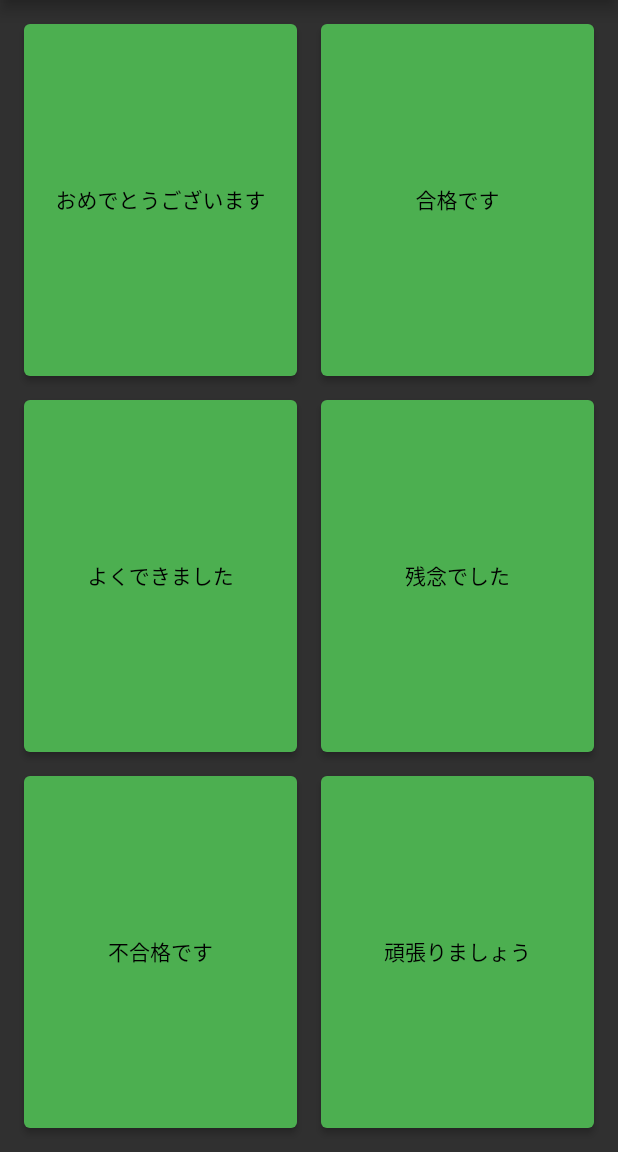
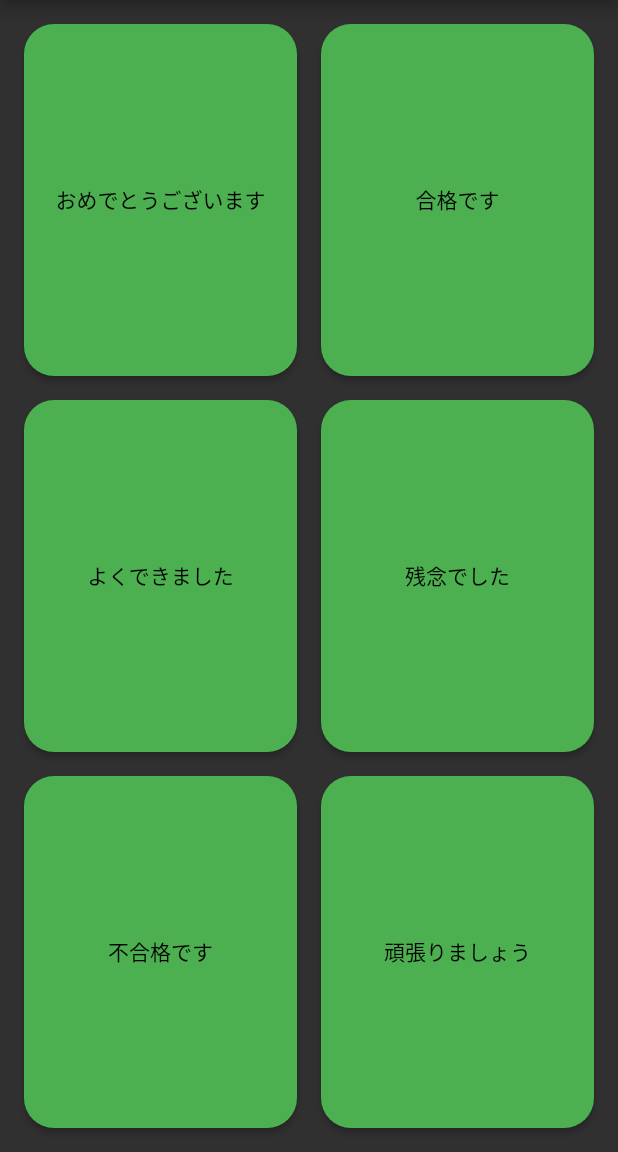
Before and after one commit to NaoyaOgura0828/straight_machine, a Flutter app: the screen it shows after launch, on a phone screen of 412 x 824 dp, the part 84-1236 px from its top. Run offline on Flutter 3.47's test engine with Material 2 defaults, Android fonts, the light colour scheme and no system bars; missing offline and left inert: soundpool.

Commit message:
ボタンの四隅を角丸に変更

```diff
--- a/lib/screens/home_screen.dart
+++ b/lib/screens/home_screen.dart
@@ -38,7 +38,7 @@ class _HomeScreenState extends State<HomeScreen> {
   }
 
   Future<void> _initSounds() async {
-    try{
+    try {
       _soundpool = Soundpool.fromOptions();
 
       /* サウンドリスト */
@@ -51,11 +51,10 @@ class _HomeScreenState extends State<HomeScreen> {
 
       print('initSounds終わり == 効果音ロード完了');
       setState(() {}); // ここでinitSoundsを画面に反映させる
-    } on IOException catch(error){
+    } on IOException catch (error) {
       /* 入手力エラーの際はエラー内容をprintする */
       print('エラーの内容は:$error');
     }
-
   }
 
   Future<int> loadSound(String soundPath) {
@@ -137,6 +136,11 @@ class _HomeScreenState extends State<HomeScreen> {
         style: ElevatedButton.styleFrom(
           primary: Colors.green, // ボタンカラーを'グリーン'に変更
           onPrimary: Colors.black, // ボタンテキストカラーを'ブラック'に変更
+          shape: RoundedRectangleBorder(
+            /* ボタン四隅のスタイル設定 */
+            borderRadius: BorderRadiusDirectional.all(
+                Radius.circular(20.0)), // 角丸を20.0に設定
+          ),
         ),
         onPressed: () => _playSound(soundId), // 音を鳴らす
         child: Text(displayText),
```
